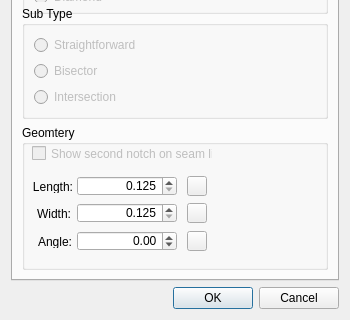
Above: src/libs/vtools/dialogs/tools/piece/dialoginternalpath.ui from FashionFreedom/Seamly2D before the change; both pictures show x 0 to 350 and y 220 to 540 of the 350 by 540 pixel window. Below: the same form after it.
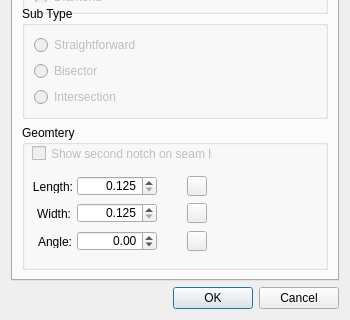
That is the form after the change. The open tabs and pages were chosen to show the change. Icons and pictures are not drawn. Custom widgets are drawn as their Qt base class.

What changed in the file:
```diff
--- a/src/libs/vtools/dialogs/tools/piece/dialoginternalpath.ui
+++ b/src/libs/vtools/dialogs/tools/piece/dialoginternalpath.ui
@@ -1221,7 +1221,7 @@
            <rect>
             <x>55</x>
             <y>106</y>
-            <width>100</width>
+            <width>80</width>
             <height>20</height>
            </rect>
           </property>
@@ -1233,7 +1233,7 @@
           </property>
           <property name="minimumSize">
            <size>
-            <width>100</width>
+            <width>80</width>
             <height>0</height>
            </size>
           </property>
@@ -1365,7 +1365,7 @@
            <rect>
             <x>55</x>
             <y>78</y>
-            <width>100</width>
+            <width>80</width>
             <height>20</height>
            </rect>
           </property>
@@ -1377,7 +1377,7 @@
           </property>
           <property name="minimumSize">
            <size>
-            <width>100</width>
+            <width>80</width>
             <height>0</height>
            </size>
           </property>
@@ -1561,7 +1561,7 @@
            <rect>
             <x>55</x>
             <y>51</y>
-            <width>100</width>
+            <width>80</width>
             <height>20</height>
            </rect>
           </property>
@@ -1573,7 +1573,7 @@
           </property>
           <property name="minimumSize">
            <size>
-            <width>100</width>
+            <width>80</width>
             <height>0</height>
            </size>
           </property>
```
Left out of the diff: 10 changed lines with no effect on the pictures.
